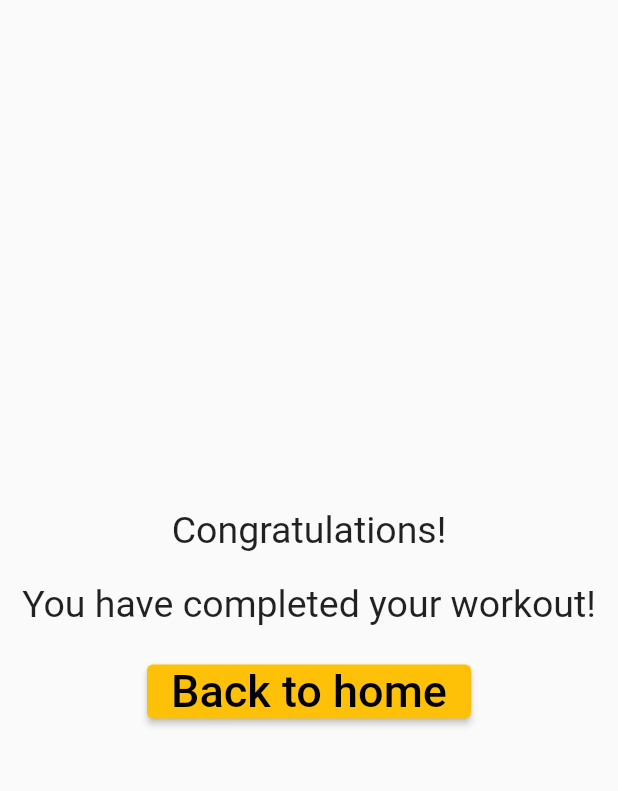
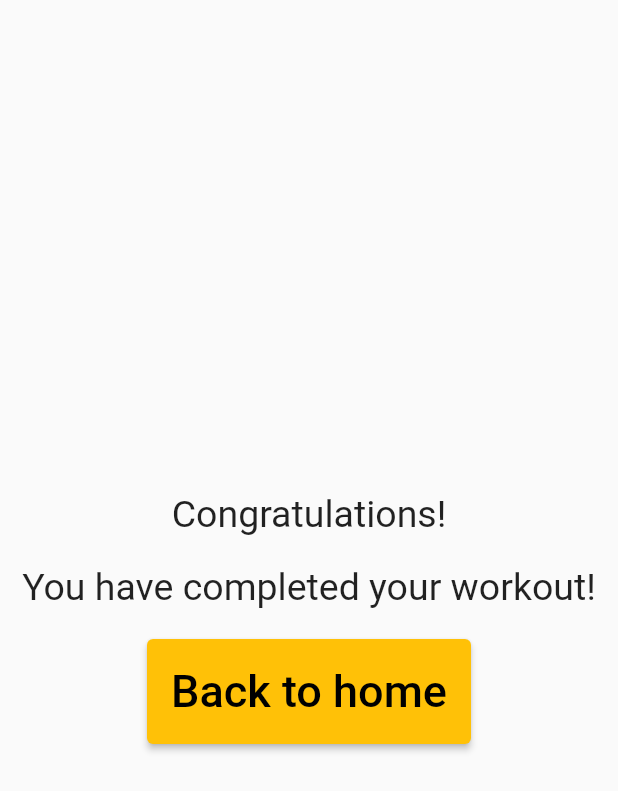
Before and after one commit to BrainHack2021-Hackuna-Matata/app-mobile, a Flutter app: the EndExerciseScreen screen opened directly, on a phone screen of 412 x 824 dp. Shown: the top 791 px of the screen. Run offline on Flutter 3.47's test engine with Material 2 defaults, Android fonts, the phone set to English and light mode, and no system bars; our stand-ins replace datetime_picker_formfield, google_maps_flutter, timer_count_down.

```diff
--- a/lib/screens/exerciseScreen/endExerciseScreen.dart
+++ b/lib/screens/exerciseScreen/endExerciseScreen.dart
@@ -44,7 +44,9 @@ class EndExerciseScreen extends StatelessWidget {
                       fontSize: 30,
                     ),
                   ),
-              ),
+                  style: ElevatedButton.styleFrom(
+                    minimumSize: Size(100, 70),
+                  )),
             ),
           ],
         ),
```
Lines whose indentation alone changed are shown as unchanged.
